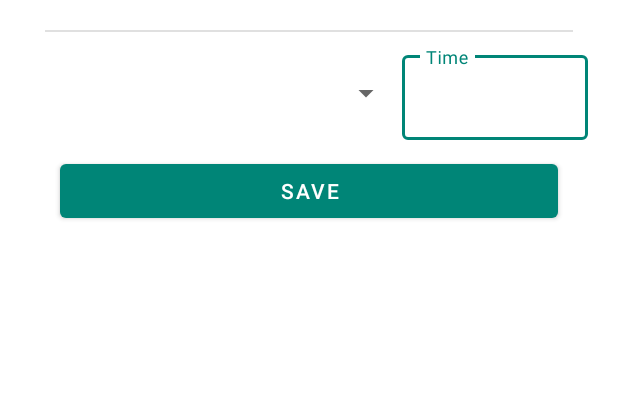
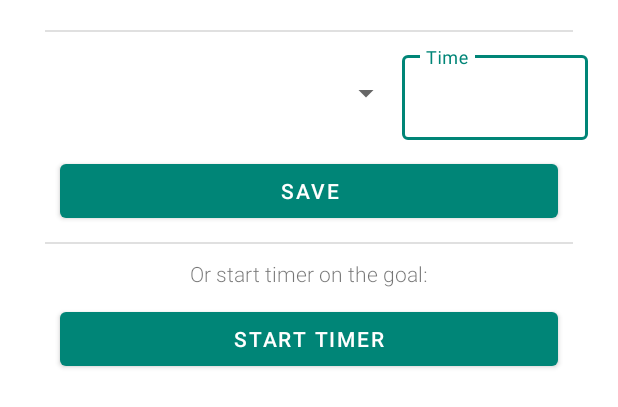
Before and after one commit to f4irline/task-scheduler, an Android app: the layout dialog_goal.xml on its own in the app's theme, with its tools: preview values and no code run, on a phone screen of 412 x 824 dp. Shown: the top 407 px of the screen. Run offline under Robolectric (Android 15) with nearby library versions, the phone set to English and light mode, and no system bars.

```diff
--- a/app/src/main/res/layout/dialog_goal.xml
+++ b/app/src/main/res/layout/dialog_goal.xml
@@ -26,6 +26,7 @@
             android:layout_height="match_parent"
             android:layout_weight="2"
             android:layout_marginStart="10dp"
+            android:clickable="false"
             android:spinnerMode="dropdown"
             style="@style/Widget.AppCompat.Spinner.DropDown"
             android:ems="10"/>
@@ -56,4 +57,31 @@
         android:layout_marginHorizontal="30dp"
         android:text="Save" />
 
+    <View
+        android:id="@+id/controlsDivider"
+        android:layout_width="match_parent"
+        android:layout_height="1dp"
+        android:background="?android:attr/listDivider"
+        android:layout_below="@id/saveButton"
+        android:layout_marginHorizontal="20dp"
+        android:layout_marginTop="10dp"/>
+
+    <TextView
+        android:id="@+id/timerHint"
+        android:layout_below="@id/controlsDivider"
+        android:layout_centerHorizontal="true"
+        android:layout_marginTop="10dp"
+        android:layout_width="wrap_content"
+        android:layout_height="wrap_content"
+        android:text="Or start timer on the goal:"/>
+
+    <com.google.android.material.button.MaterialButton
+        android:id="@+id/timerButton"
+        android:layout_marginTop="10dp"
+        android:layout_marginHorizontal="30dp"
+        android:layout_below="@id/timerHint"
+        android:layout_width="match_parent"
+        android:layout_height="wrap_content"
+        android:text="Start timer"/>
+
 </RelativeLayout>
```
Also changed, not shown: app/src/main/java/com/github/f4irline/taskscheduler/HoursDialogFragment.java (+17 -0 lines).
